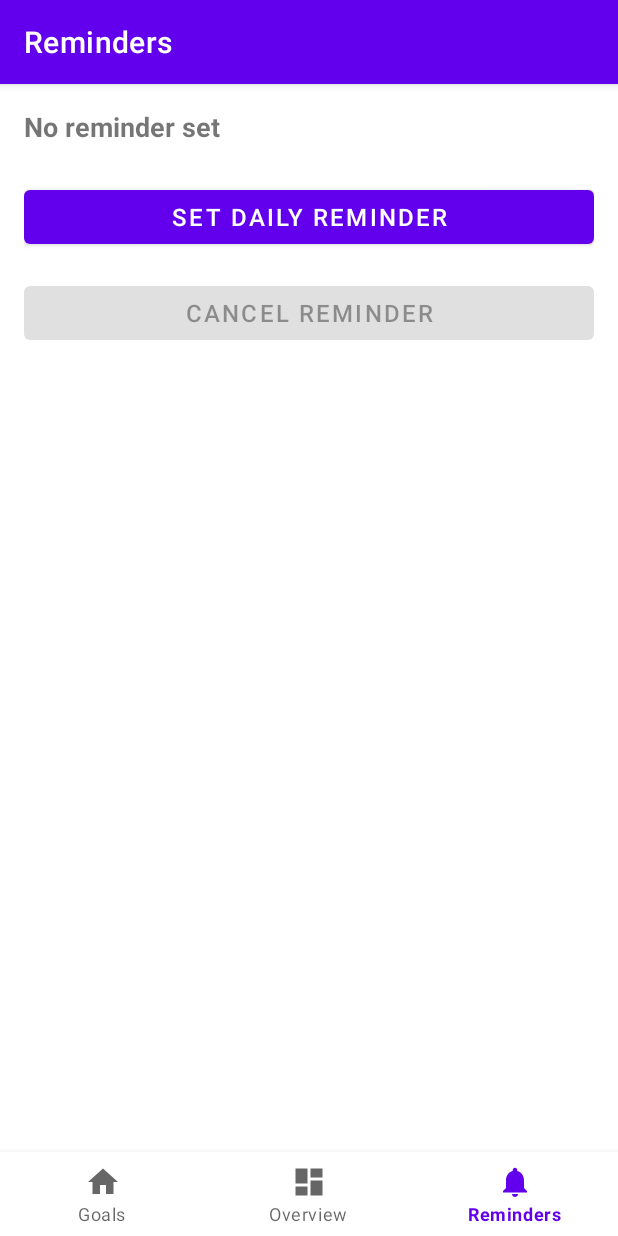
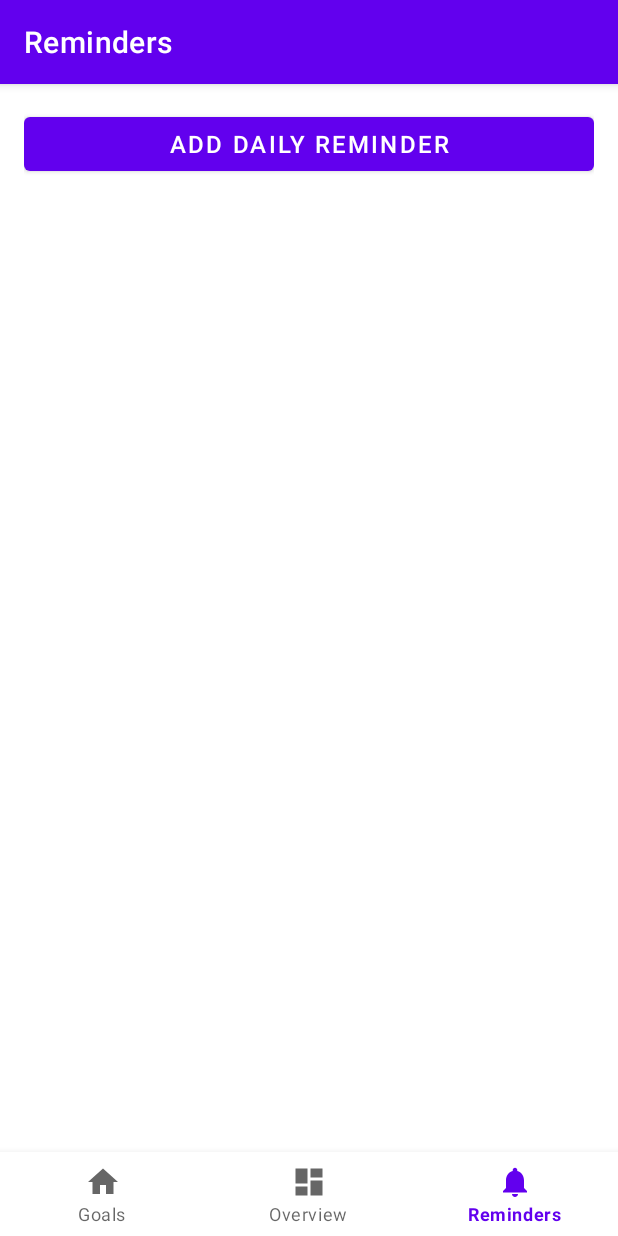
Before and after one commit to Vintouka/Calorie-Counter, an Android app: the RemindersFragment screen opened through its navigation route, on a phone screen of 412 x 824 dp. Run offline under Robolectric (Android 15) with nearby library versions, the phone set to English and light mode, and no system bars; our stand-ins replace Room's generated code, navigation-ui.

Commit message:
Removed unused reminder elements.

```diff
--- a/app/src/main/java/com/example/caloriecounter/ui/Reminders/RemindersFragment.java
+++ b/app/src/main/java/com/example/caloriecounter/ui/Reminders/RemindersFragment.java
@@ -39,8 +39,7 @@ public class RemindersFragment extends Fragment {
 
     private FragmentRemindersBinding binding;
     private ReminderManager reminderManager;
-    private TextView tvCurrentReminder;
-    private Button btnSetReminder, btnCancelReminder;
+    private Button btnSetReminder;
 
     private ReminderViewModel reminderViewModel;
     private RemindersAdapter remindersAdapter;
@@ -58,17 +57,13 @@ public class RemindersFragment extends Fragment {
         binding = FragmentRemindersBinding.inflate(inflater, container, false);
         View root = binding.getRoot();
 
-        tvCurrentReminder = binding.textNotifications;
         btnSetReminder = binding.btnSetReminder;
-        btnCancelReminder = binding.btnCancelReminder;
 
         reminderManager = new ReminderManager(requireContext());
         reminderViewModel = new ViewModelProvider(this).get(ReminderViewModel.class);
 
         btnSetReminder.setOnClickListener(v -> chooseReminderThenTime());
-        btnCancelReminder.setOnClickListener(v -> cancelReminder());
 
-        updateReminderStatus();
         return root;
     }
 
@@ -102,30 +97,11 @@ public class RemindersFragment extends Fragment {
         String label = "Daily reminder at " + String.format("%02d:%02d", hour, minute);
         reminderViewModel.addReminder(label);
 
-        updateReminderStatus();
-
         Toast.makeText(getContext(),
                 "Reminder set for " + String.format("%02d:%02d", hour, minute),
                 Toast.LENGTH_SHORT).show();
     }
 
-    private void cancelReminder() {
-        reminderManager.cancelReminder();
-        updateReminderStatus();
-        Toast.makeText(getContext(), "Reminder cancelled", Toast.LENGTH_SHORT).show();
-    }
-
-    private void updateReminderStatus() {
-        Pair<Integer, Integer> time = reminderManager.getReminderTime();
-        if (time != null) {
-            tvCurrentReminder.setText("Daily reminder set for: "
-                    + String.format("%02d:%02d", time.first, time.second));
-            btnCancelReminder.setEnabled(true);
-        } else {
-            tvCurrentReminder.setText("No reminder set");
-            btnCancelReminder.setEnabled(false);
-        }
-    }
 
     private void chooseReminderThenTime() {
         String[] options = {
--- a/app/src/main/res/layout/fragment_reminders.xml
+++ b/app/src/main/res/layout/fragment_reminders.xml
@@ -6,30 +6,13 @@
     android:orientation="vertical"
     android:padding="16dp">
 
-    <TextView
-        android:id="@+id/text_notifications"
-        android:layout_width="match_parent"
-        android:layout_height="wrap_content"
-        android:text="Set daily reminders to meet your calorie goals"
-        android:textSize="18sp"
-        android:textStyle="bold"
-        android:layout_marginBottom="24dp" />
-
     <Button
         android:id="@+id/btnSetReminder"
         android:layout_width="match_parent"
         android:layout_height="wrap_content"
-        android:text="Set Daily Reminder"
+        android:text="Add Daily Reminder"
         android:layout_marginBottom="16dp"
         android:textSize="16sp" />
-
-    <Button
-        android:id="@+id/btnCancelReminder"
-        android:layout_width="match_parent"
-        android:layout_height="wrap_content"
-        android:text="Cancel Reminder"
-        android:textSize="16sp"
-        android:enabled="false" />
 
     <androidx.recyclerview.widget.RecyclerView
         android:id="@+id/rvReminders"
```
Also changed, not shown: app/src/main/res/layout/fragment_goals.xml (+9 -9 lines).
